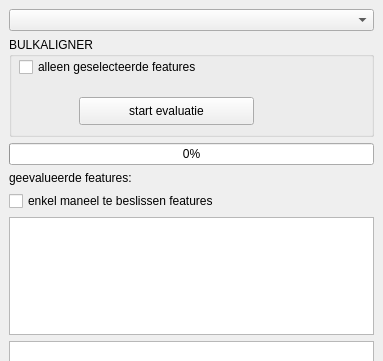
OnroerendErfgoed/brdrQ, file plugin/brdrq/brdrq_dockwidget_bulkaligner.ui: the form before one commit; both pictures show x 0 to 383 and y 0 to 361 of the 383 by 760 pixel window.
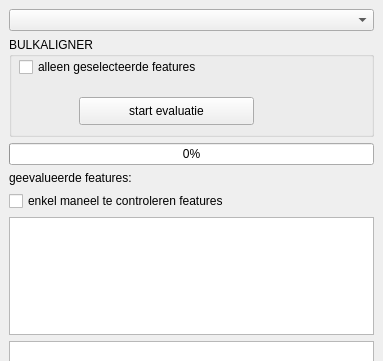
The form after the commit. Custom widgets are drawn as their Qt base class.

```diff
--- a/plugin/brdrq/brdrq_dockwidget_bulkaligner.ui
+++ b/plugin/brdrq/brdrq_dockwidget_bulkaligner.ui
@@ -170,7 +170,7 @@
        <bool>true</bool>
       </property>
       <property name="text">
-       <string>enkel maneel te beslissen features</string>
+       <string>enkel maneel te controleren features</string>
       </property>
      </widget>
     </item>
```
